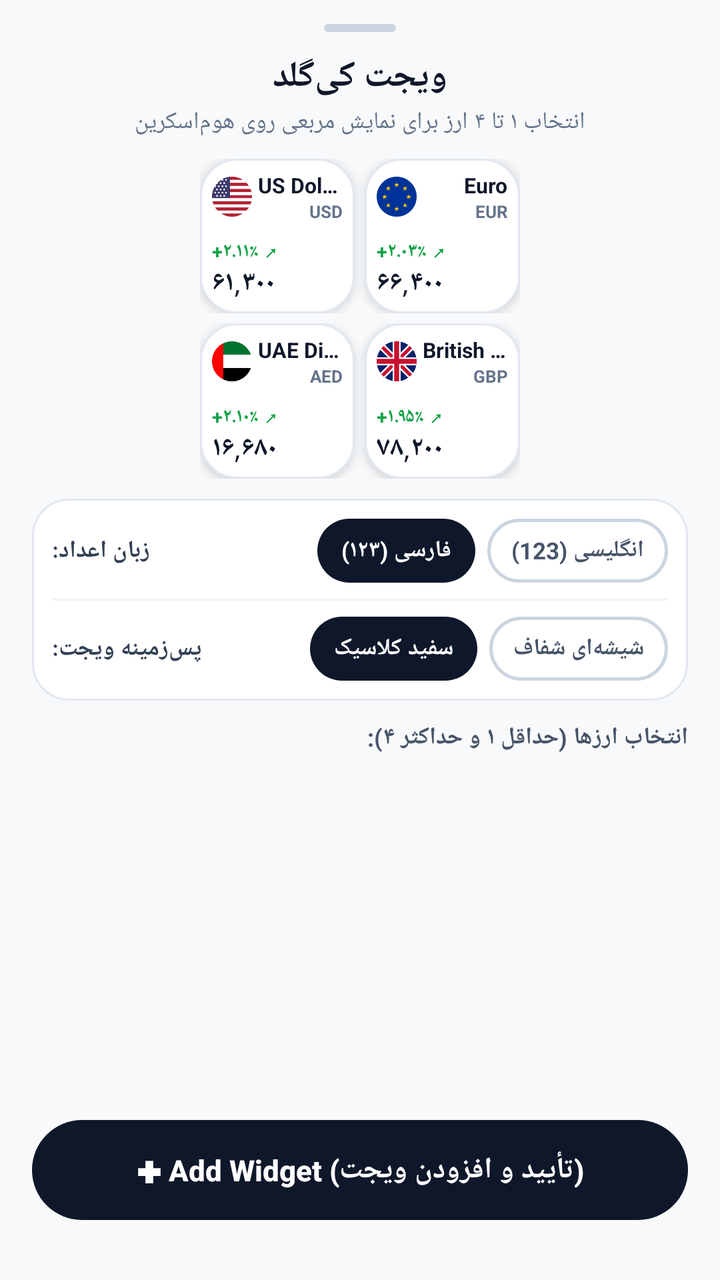
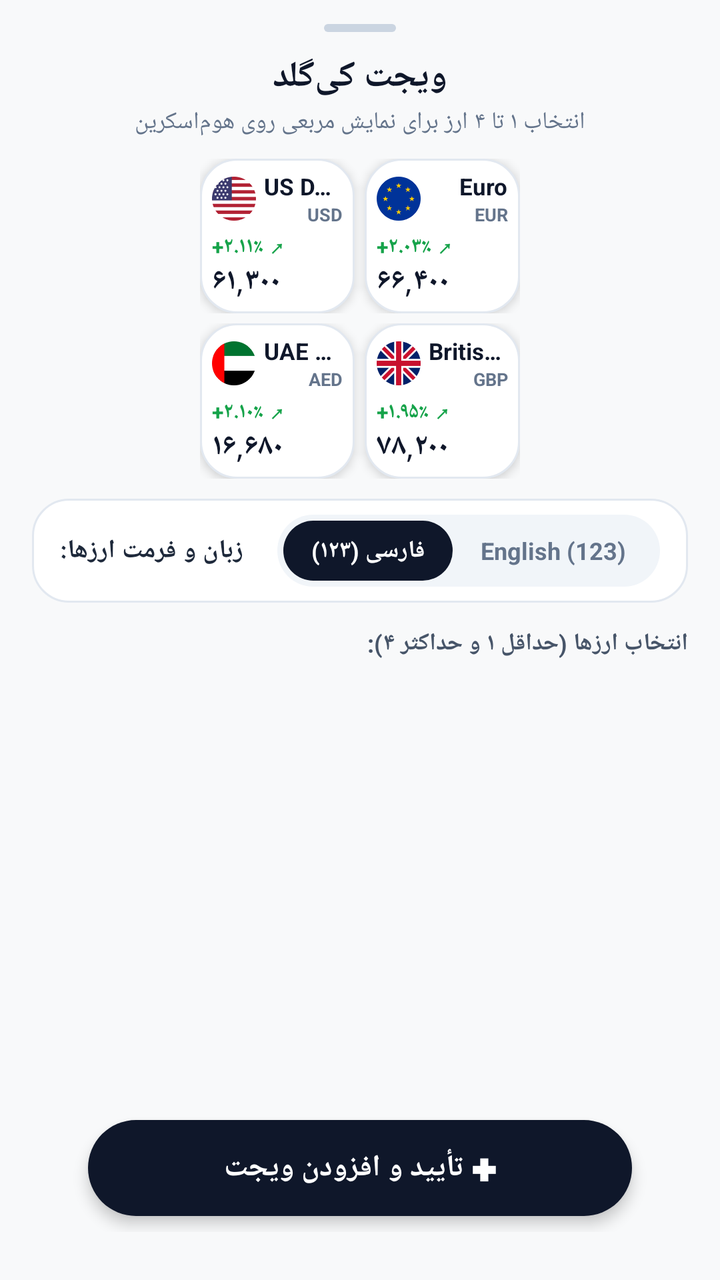

Screens rendered from an Android XML layout before and after an edit, with the pre-edit source and the edit as a unified diff.
<!-- AndroidManifest.xml: activity theme AppTheme -->
<!-- res/layout/activity_widget_configure.xml -->
<?xml version="1.0" encoding="utf-8"?>
<LinearLayout xmlns:android="http://schemas.android.com/apk/res/android"
    android:layout_width="match_parent"
    android:layout_height="match_parent"
    android:background="#F8F9FA"
    android:fitsSystemWindows="true"
    android:orientation="vertical"
    android:paddingStart="16dp"
    android:paddingEnd="16dp"
    android:paddingTop="12dp"
    android:paddingBottom="24dp">

    
    <LinearLayout
        android:layout_width="36dp"
        android:layout_height="4dp"
        android:layout_gravity="center_horizontal"
        android:layout_marginBottom="10dp"
        android:background="@drawable/widget_btn_black"
        android:backgroundTint="#CBD5E1" />

    
    <TextView
        android:layout_width="wrap_content"
        android:layout_height="wrap_content"
        android:layout_gravity="center_horizontal"
        android:text="ویجت کی‌گلد"
        android:textColor="#0F172A"
        android:textSize="18sp"
        android:textStyle="bold" />

    <TextView
        android:id="@+id/txt_subtitle"
        android:layout_width="wrap_content"
        android:layout_height="wrap_content"
        android:layout_gravity="center_horizontal"
        android:layout_marginTop="2dp"
        android:layout_marginBottom="10dp"
        android:text="انتخاب ۱ تا ۴ ارز برای نمایش مربعی روی هوم‌اسکرین"
        android:textColor="#64748B"
        android:textSize="12sp" />

    
    <LinearLayout
        android:layout_width="match_parent"
        android:layout_height="wrap_content"
        android:gravity="center"
        android:layout_marginBottom="10dp">

        
        <LinearLayout
            android:id="@+id/preview_single_container"
            android:layout_width="145dp"
            android:layout_height="145dp"
            android:background="@drawable/widget_bg_white"
            android:elevation="6dp"
            android:orientation="vertical"
            android:padding="12dp"
            android:visibility="gone">

            <LinearLayout
                android:layout_width="match_parent"
                android:layout_height="wrap_content"
                android:gravity="center_vertical"
                android:orientation="horizontal">

                <ImageView
                    android:id="@+id/preview_icon"
                    android:layout_width="30dp"
                    android:layout_height="30dp"
                    android:scaleType="fitCenter"
                    android:src="@drawable/widget_icon_usd" />

                <LinearLayout
                    android:layout_width="0dp"
                    android:layout_height="wrap_content"
                    android:layout_marginStart="8dp"
                    android:layout_weight="1"
                    android:gravity="end|right"
                    android:orientation="vertical">

                    <TextView
                        android:id="@+id/preview_name"
                        android:layout_width="wrap_content"
                        android:layout_height="wrap_content"
                        android:ellipsize="end"
                        android:maxLines="1"
                        android:text="US Dollar"
                        android:textColor="#1E293B"
                        android:textSize="12sp"
                        android:textStyle="bold" />

                    <TextView
                        android:id="@+id/preview_code"
                        android:layout_width="wrap_content"
                        android:layout_height="wrap_content"
                        android:layout_marginTop="1dp"
                        android:text="USD"
                        android:textColor="#94A3B8"
                        android:textSize="10sp"
                        android:textStyle="bold" />
                </LinearLayout>
            </LinearLayout>

            <LinearLayout
                android:layout_width="match_parent"
                android:layout_height="0dp"
                android:layout_weight="1"
                android:orientation="vertical" />

            <LinearLayout
                android:layout_width="match_parent"
                android:layout_height="wrap_content"
                android:gravity="bottom"
                android:orientation="vertical">

                <TextView
                    android:id="@+id/preview_change"
                    android:layout_width="wrap_content"
                    android:layout_height="wrap_content"
                    android:layout_marginBottom="2dp"
                    android:text="+۲.۱۱٪ ↗"
                    android:textColor="#16A34A"
                    android:textSize="11.5sp"
                    android:textStyle="bold" />

                <LinearLayout
                    android:layout_width="match_parent"
                    android:layout_height="wrap_content"
                    android:gravity="bottom"
                    android:orientation="horizontal">

                    <TextView
                        android:id="@+id/preview_price"
                        android:layout_width="wrap_content"
                        android:layout_height="wrap_content"
                        android:includeFontPadding="false"
                        android:text="۶۱,۳۰۰"
                        android:textColor="#0F172A"
                        android:textSize="20sp"
                        android:textStyle="bold" />

                    <TextView
                        android:layout_width="wrap_content"
                        android:layout_height="wrap_content"
                        android:layout_marginStart="4dp"
                        android:layout_marginBottom="2dp"
                        android:text="تومان"
                        android:textColor="#94A3B8"
                        android:textSize="10sp" />
                </LinearLayout>
            </LinearLayout>
        </LinearLayout>

        
        <LinearLayout
            android:id="@+id/preview_multi_container"
            android:layout_width="160dp"
            android:layout_height="160dp"
            android:orientation="vertical"
            android:visibility="visible">

            
            <LinearLayout
                android:id="@+id/preview_row_1"
                android:layout_width="match_parent"
                android:layout_height="0dp"
                android:layout_weight="1"
                android:layout_marginBottom="5dp"
                android:orientation="horizontal">

                
                <LinearLayout
                    android:id="@+id/prev_slot_1"
                    android:layout_width="0dp"
                    android:layout_height="match_parent"
                    android:layout_weight="1"
                    android:layout_marginEnd="5dp"
                    android:background="@drawable/widget_card_mini_bg"
                    android:elevation="3dp"
                    android:orientation="vertical"
                    android:padding="6dp">

                    <LinearLayout
                        android:layout_width="match_parent"
                        android:layout_height="wrap_content"
                        android:gravity="center_vertical"
                        android:orientation="horizontal">
                        <ImageView
                            android:id="@+id/prev_icon_1"
                            android:layout_width="20dp"
                            android:layout_height="20dp"
                            android:scaleType="fitCenter"
                            android:src="@drawable/widget_icon_usd" />
                        <LinearLayout
                            android:layout_width="0dp"
                            android:layout_height="wrap_content"
                            android:layout_marginStart="3dp"
                            android:layout_weight="1"
                            android:gravity="end|right"
                            android:orientation="vertical">
                            <TextView
                                android:id="@+id/prev_name_1"
                                android:layout_width="wrap_content"
                                android:layout_height="wrap_content"
                                android:ellipsize="end"
                                android:maxLines="1"
                                android:text="US Dollar"
                                android:textColor="#0F172A"
                                android:textSize="10.5sp"
                                android:textStyle="bold" />
                            <TextView
                                android:id="@+id/prev_code_1"
                                android:layout_width="wrap_content"
                                android:layout_height="wrap_content"
                                android:text="USD"
                                android:textColor="#64748B"
                                android:textSize="8.5sp"
                                android:textStyle="bold" />
                        </LinearLayout>
                    </LinearLayout>
                    <LinearLayout
                        android:layout_width="match_parent"
                        android:layout_height="0dp"
                        android:layout_weight="0.5" />
                    <TextView
                        android:id="@+id/prev_change_1"
                        android:layout_width="wrap_content"
                        android:layout_height="wrap_content"
                        android:text="+۲.۱۱٪ ↗"
                        android:textColor="#16A34A"
                        android:textSize="9.5sp"
                        android:textStyle="bold" />
                    <TextView
                        android:id="@+id/prev_price_1"
                        android:layout_width="wrap_content"
                        android:layout_height="wrap_content"
                        android:includeFontPadding="false"
                        android:text="۶۱,۳۰۰"
                        android:textColor="#0F172A"
                        android:textSize="13.5sp"
                        android:textStyle="bold" />
                </LinearLayout>

                
                <LinearLayout
                    android:id="@+id/prev_slot_2"
                    android:layout_width="0dp"
                    android:layout_height="match_parent"
                    android:layout_weight="1"
                    android:background="@drawable/widget_card_mini_bg"
                    android:elevation="3dp"
                    android:orientation="vertical"
                    android:padding="6dp">

                    <LinearLayout
                        android:layout_width="match_parent"
                        android:layout_height="wrap_content"
                        android:gravity="center_vertical"
                        android:orientation="horizontal">
                        <ImageView
                            android:id="@+id/prev_icon_2"
                            android:layout_width="20dp"
                            android:layout_height="20dp"
                            android:scaleType="fitCenter"
                            android:src="@drawable/widget_icon_eur" />
                        <LinearLayout
                            android:layout_width="0dp"
                            android:layout_height="wrap_content"
                            android:layout_marginStart="3dp"
                            android:layout_weight="1"
                            android:gravity="end|right"
                            android:orientation="vertical">
                            <TextView
                                android:id="@+id/prev_name_2"
                                android:layout_width="wrap_content"
                                android:layout_height="wrap_content"
                                android:ellipsize="end"
                                android:maxLines="1"
                                android:text="Euro"
                                android:textColor="#0F172A"
                                android:textSize="10.5sp"
                                android:textStyle="bold" />
                            <TextView
                                android:id="@+id/prev_code_2"
                                android:layout_width="wrap_content"
                                android:layout_height="wrap_content"
                                android:text="EUR"
                                android:textColor="#64748B"
                                android:textSize="8.5sp"
                                android:textStyle="bold" />
                        </LinearLayout>
                    </LinearLayout>
                    <LinearLayout
                        android:layout_width="match_parent"
                        android:layout_height="0dp"
                        android:layout_weight="0.5" />
                    <TextView
                        android:id="@+id/prev_change_2"
                        android:layout_width="wrap_content"
                        android:layout_height="wrap_content"
                        android:text="+۲.۰۳٪ ↗"
                        android:textColor="#16A34A"
                        android:textSize="9.5sp"
                        android:textStyle="bold" />
                    <TextView
                        android:id="@+id/prev_price_2"
                        android:layout_width="wrap_content"
                        android:layout_height="wrap_content"
                        android:includeFontPadding="false"
                        android:text="۶۶,۴۰۰"
                        android:textColor="#0F172A"
                        android:textSize="13.5sp"
                        android:textStyle="bold" />
                </LinearLayout>
            </LinearLayout>

            
            <LinearLayout
                android:id="@+id/preview_row_2"
                android:layout_width="match_parent"
                android:layout_height="0dp"
                android:layout_weight="1"
                android:orientation="horizontal">

                
                <LinearLayout
                    android:id="@+id/prev_slot_3"
                    android:layout_width="0dp"
                    android:layout_height="match_parent"
                    android:layout_weight="1"
                    android:layout_marginEnd="5dp"
                    android:background="@drawable/widget_card_mini_bg"
                    android:elevation="3dp"
                    android:orientation="vertical"
                    android:padding="6dp">

                    <LinearLayout
                        android:layout_width="match_parent"
                        android:layout_height="wrap_content"
                        android:gravity="center_vertical"
                        android:orientation="horizontal">
                        <ImageView
                            android:id="@+id/prev_icon_3"
                            android:layout_width="20dp"
                            android:layout_height="20dp"
                            android:scaleType="fitCenter"
                            android:src="@drawable/widget_icon_aed" />
                        <LinearLayout
                            android:layout_width="0dp"
                            android:layout_height="wrap_content"
                            android:layout_marginStart="3dp"
                            android:layout_weight="1"
                            android:gravity="end|right"
                            android:orientation="vertical">
                            <TextView
                                android:id="@+id/prev_name_3"
                                android:layout_width="wrap_content"
                                android:layout_height="wrap_content"
                                android:ellipsize="end"
                                android:maxLines="1"
                                android:text="UAE Dirham"
                                android:textColor="#0F172A"
                                android:textSize="10.5sp"
                                android:textStyle="bold" />
                            <TextView
                                android:id="@+id/prev_code_3"
                                android:layout_width="wrap_content"
                                android:layout_height="wrap_content"
                                android:text="AED"
                                android:textColor="#64748B"
                                android:textSize="8.5sp"
                                android:textStyle="bold" />
                        </LinearLayout>
                    </LinearLayout>
                    <LinearLayout
                        android:layout_width="match_parent"
                        android:layout_height="0dp"
                        android:layout_weight="0.5" />
                    <TextView
                        android:id="@+id/prev_change_3"
                        android:layout_width="wrap_content"
                        android:layout_height="wrap_content"
                        android:text="+۲.۱۰٪ ↗"
                        android:textColor="#16A34A"
                        android:textSize="9.5sp"
                        android:textStyle="bold" />
                    <TextView
                        android:id="@+id/prev_price_3"
                        android:layout_width="wrap_content"
                        android:layout_height="wrap_content"
                        android:includeFontPadding="false"
                        android:text="۱۶,۶۸۰"
                        android:textColor="#0F172A"
                        android:textSize="13.5sp"
                        android:textStyle="bold" />
                </LinearLayout>

                
                <LinearLayout
                    android:id="@+id/prev_slot_4"
                    android:layout_width="0dp"
                    android:layout_height="match_parent"
                    android:layout_weight="1"
                    android:background="@drawable/widget_card_mini_bg"
                    android:elevation="3dp"
                    android:orientation="vertical"
                    android:padding="6dp">

                    <LinearLayout
                        android:layout_width="match_parent"
                        android:layout_height="wrap_content"
                        android:gravity="center_vertical"
                        android:orientation="horizontal">
                        <ImageView
                            android:id="@+id/prev_icon_4"
                            android:layout_width="20dp"
                            android:layout_height="20dp"
                            android:scaleType="fitCenter"
                            android:src="@drawable/widget_icon_gbp" />
                        <LinearLayout
                            android:layout_width="0dp"
                            android:layout_height="wrap_content"
                            android:layout_marginStart="3dp"
                            android:layout_weight="1"
                            android:gravity="end|right"
                            android:orientation="vertical">
                            <TextView
                                android:id="@+id/prev_name_4"
                                android:layout_width="wrap_content"
                                android:layout_height="wrap_content"
                                android:ellipsize="end"
                                android:maxLines="1"
                                android:text="British Pound"
                                android:textColor="#0F172A"
                                android:textSize="10.5sp"
                                android:textStyle="bold" />
                            <TextView
                                android:id="@+id/prev_code_4"
                                android:layout_width="wrap_content"
                                android:layout_height="wrap_content"
                                android:text="GBP"
                                android:textColor="#64748B"
                                android:textSize="8.5sp"
                                android:textStyle="bold" />
                        </LinearLayout>
                    </LinearLayout>
                    <LinearLayout
                        android:layout_width="match_parent"
                        android:layout_height="0dp"
                        android:layout_weight="0.5" />
                    <TextView
                        android:id="@+id/prev_change_4"
                        android:layout_width="wrap_content"
                        android:layout_height="wrap_content"
                        android:text="+۱.۹۵٪ ↗"
                        android:textColor="#16A34A"
                        android:textSize="9.5sp"
                        android:textStyle="bold" />
                    <TextView
                        android:id="@+id/prev_price_4"
                        android:layout_width="wrap_content"
                        android:layout_height="wrap_content"
                        android:includeFontPadding="false"
                        android:text="۷۸,۲۰۰"
                        android:textColor="#0F172A"
                        android:textSize="13.5sp"
                        android:textStyle="bold" />
                </LinearLayout>
            </LinearLayout>
        </LinearLayout>
    </LinearLayout>

    
    <LinearLayout
        android:layout_width="match_parent"
        android:layout_height="wrap_content"
        android:layout_marginBottom="10dp"
        android:background="@drawable/widget_card_mini_bg"
        android:orientation="vertical"
        android:padding="10dp">

        
        <LinearLayout
            android:layout_width="match_parent"
            android:layout_height="wrap_content"
            android:gravity="center_vertical"
            android:orientation="horizontal">

            <TextView
                android:layout_width="0dp"
                android:layout_height="wrap_content"
                android:layout_weight="1"
                android:gravity="right|end"
                android:text="زبان اعداد:"
                android:textColor="#334155"
                android:textSize="12sp"
                android:textStyle="bold" />

            <TextView
                android:id="@+id/btn_digits_fa"
                android:layout_width="wrap_content"
                android:layout_height="32dp"
                android:background="@drawable/widget_pill_active"
                android:gravity="center"
                android:paddingStart="12dp"
                android:paddingEnd="12dp"
                android:text="فارسی (۱۲۳)"
                android:textColor="#FFFFFF"
                android:textSize="11.5sp"
                android:textStyle="bold" />

            <TextView
                android:id="@+id/btn_digits_en"
                android:layout_width="wrap_content"
                android:layout_height="32dp"
                android:layout_marginStart="6dp"
                android:background="@drawable/widget_pill_inactive"
                android:gravity="center"
                android:paddingStart="12dp"
                android:paddingEnd="12dp"
                android:text="انگلیسی (123)"
                android:textColor="#475569"
                android:textSize="11.5sp"
                android:textStyle="bold" />
        </LinearLayout>

        
        <View
            android:layout_width="match_parent"
            android:layout_height="1dp"
            android:layout_marginTop="8dp"
            android:layout_marginBottom="8dp"
            android:background="#F1F5F9" />

        
        <LinearLayout
            android:layout_width="match_parent"
            android:layout_height="wrap_content"
            android:gravity="center_vertical"
            android:orientation="horizontal">

            <TextView
                android:layout_width="0dp"
                android:layout_height="wrap_content"
                android:layout_weight="1"
                android:gravity="right|end"
                android:text="پس‌زمینه ویجت:"
                android:textColor="#334155"
                android:textSize="12sp"
                android:textStyle="bold" />

            <TextView
                android:id="@+id/btn_theme_white"
                android:layout_width="wrap_content"
                android:layout_height="32dp"
                android:background="@drawable/widget_pill_active"
                android:gravity="center"
                android:paddingStart="12dp"
                android:paddingEnd="12dp"
                android:text="سفید کلاسیک"
                android:textColor="#FFFFFF"
                android:textSize="11.5sp"
                android:textStyle="bold" />

            <TextView
                android:id="@+id/btn_theme_transparent"
                android:layout_width="wrap_content"
                android:layout_height="32dp"
                android:layout_marginStart="6dp"
                android:background="@drawable/widget_pill_inactive"
                android:gravity="center"
                android:paddingStart="12dp"
                android:paddingEnd="12dp"
                android:text="شیشه‌ای شفاف"
                android:textColor="#475569"
                android:textSize="11.5sp"
                android:textStyle="bold" />
        </LinearLayout>
    </LinearLayout>

    
    <TextView
        android:id="@+id/txt_selection_counter"
        android:layout_width="match_parent"
        android:layout_height="wrap_content"
        android:layout_marginBottom="6dp"
        android:text="انتخاب ارزها (حداقل ۱ و حداکثر ۴):"
        android:textColor="#475569"
        android:textSize="12sp"
        android:textStyle="bold" />

    
    <GridView
        android:id="@+id/assets_grid"
        android:layout_width="match_parent"
        android:layout_height="0dp"
        android:layout_weight="1"
        android:numColumns="3"
        android:horizontalSpacing="6dp"
        android:verticalSpacing="6dp"
        android:stretchMode="columnWidth"
        android:gravity="center"
        android:listSelector="@android:color/transparent" />

    
    <Button
        android:id="@+id/btn_add_widget"
        android:layout_width="match_parent"
        android:layout_height="50dp"
        android:layout_marginTop="10dp"
        android:layout_marginBottom="6dp"
        android:background="@drawable/widget_btn_black"
        android:stateListAnimator="@null"
        android:text="✚ Add Widget (تأیید و افزودن ویجت)"
        android:textAllCaps="false"
        android:textColor="#FFFFFF"
        android:textSize="14.5sp"
        android:textStyle="bold" />

</LinearLayout>
<!-- resources referenced by this layout -->
<resources>
  <!-- drawable widget_bg_white (drawable) -->
  <?xml version="1.0" encoding="utf-8"?>
  <shape xmlns:android="http://schemas.android.com/apk/res/android"
      android:shape="rectangle">
      <solid android:color="#FFFFFF" />
      <corners android:radius="24dp" />
      <stroke
          android:width="1dp"
          android:color="#E2E8F0" />
  </shape>
  <!-- drawable widget_btn_black (drawable) -->
  <?xml version="1.0" encoding="utf-8"?>
  <shape xmlns:android="http://schemas.android.com/apk/res/android"
      android:shape="rectangle">
      <solid android:color="#0F172A" />
      <corners android:radius="28dp" />
  </shape>
  <!-- drawable widget_card_mini_bg (drawable) -->
  <?xml version="1.0" encoding="utf-8"?>
  <shape xmlns:android="http://schemas.android.com/apk/res/android"
      android:shape="rectangle">
      <solid android:color="#FFFFFF" />
      <corners android:radius="18dp" />
      <stroke
          android:width="1dp"
          android:color="#E2E8F0" />
  </shape>
  <!-- drawable widget_icon_aed: png bitmap (drawable, 2659 bytes) -->
  <!-- drawable widget_icon_eur: png bitmap (drawable, 4802 bytes) -->
  <!-- drawable widget_icon_gbp: png bitmap (drawable, 3792 bytes) -->
  <!-- drawable widget_icon_usd: png bitmap (drawable, 3740 bytes) -->
  <!-- drawable widget_pill_active (drawable) -->
  <?xml version="1.0" encoding="utf-8"?>
  <shape xmlns:android="http://schemas.android.com/apk/res/android"
      android:shape="rectangle">
      <solid android:color="#0F172A" />
      <corners android:radius="18dp" />
  </shape>
  <!-- drawable widget_pill_inactive (drawable) -->
  <?xml version="1.0" encoding="utf-8"?>
  <shape xmlns:android="http://schemas.android.com/apk/res/android"
      android:shape="rectangle">
      <solid android:color="#FFFFFF" />
      <stroke
          android:width="1.5dp"
          android:color="#CBD5E1" />
      <corners android:radius="18dp" />
  </shape>
  <style name="AppTheme" parent="Theme.AppCompat.Light.DarkActionBar">
          
          <item name="colorPrimary">@color/colorPrimary</item>
          <item name="colorPrimaryDark">@color/colorPrimaryDark</item>
          <item name="colorAccent">@color/colorAccent</item>
      </style>
</resources>

<!-- the commit's change to res/layout/activity_widget_configure.xml (unified diff, before → after) -->
@@ -188,14 +188,14 @@
                         android:orientation="horizontal">
                         <ImageView
                             android:id="@+id/prev_icon_1"
-                            android:layout_width="20dp"
-                            android:layout_height="20dp"
+                            android:layout_width="22dp"
+                            android:layout_height="22dp"
                             android:scaleType="fitCenter"
                             android:src="@drawable/widget_icon_usd" />
                         <LinearLayout
                             android:layout_width="0dp"
                             android:layout_height="wrap_content"
-                            android:layout_marginStart="3dp"
+                            android:layout_marginStart="4dp"
                             android:layout_weight="1"
                             android:gravity="end|right"
                             android:orientation="vertical">
@@ -207,7 +207,7 @@
                                 android:maxLines="1"
                                 android:text="US Dollar"
                                 android:textColor="#0F172A"
-                                android:textSize="10.5sp"
+                                android:textSize="11.5sp"
                                 android:textStyle="bold" />
                             <TextView
                                 android:id="@+id/prev_code_1"
@@ -215,7 +215,7 @@
                                 android:layout_height="wrap_content"
                                 android:text="USD"
                                 android:textColor="#64748B"
-                                android:textSize="8.5sp"
+                                android:textSize="9sp"
                                 android:textStyle="bold" />
                         </LinearLayout>
                     </LinearLayout>
@@ -229,7 +229,7 @@
                         android:layout_height="wrap_content"
                         android:text="+۲.۱۱٪ ↗"
                         android:textColor="#16A34A"
-                        android:textSize="9.5sp"
+                        android:textSize="10.5sp"
                         android:textStyle="bold" />
                     <TextView
                         android:id="@+id/prev_price_1"
@@ -238,7 +238,7 @@
                         android:includeFontPadding="false"
                         android:text="۶۱,۳۰۰"
                         android:textColor="#0F172A"
-                        android:textSize="13.5sp"
+                        android:textSize="15sp"
                         android:textStyle="bold" />
                 </LinearLayout>
 
@@ -260,14 +260,14 @@
                         android:orientation="horizontal">
                         <ImageView
                             android:id="@+id/prev_icon_2"
-                            android:layout_width="20dp"
-                            android:layout_height="20dp"
+                            android:layout_width="22dp"
+                            android:layout_height="22dp"
                             android:scaleType="fitCenter"
                             android:src="@drawable/widget_icon_eur" />
                         <LinearLayout
                             android:layout_width="0dp"
                             android:layout_height="wrap_content"
-                            android:layout_marginStart="3dp"
+                            android:layout_marginStart="4dp"
                             android:layout_weight="1"
                             android:gravity="end|right"
                             android:orientation="vertical">
@@ -279,7 +279,7 @@
                                 android:maxLines="1"
                                 android:text="Euro"
                                 android:textColor="#0F172A"
-                                android:textSize="10.5sp"
+                                android:textSize="11.5sp"
                                 android:textStyle="bold" />
                             <TextView
                                 android:id="@+id/prev_code_2"
@@ -287,7 +287,7 @@
                                 android:layout_height="wrap_content"
                                 android:text="EUR"
                                 android:textColor="#64748B"
-                                android:textSize="8.5sp"
+                                android:textSize="9sp"
                                 android:textStyle="bold" />
                         </LinearLayout>
                     </LinearLayout>
@@ -301,7 +301,7 @@
                         android:layout_height="wrap_content"
                         android:text="+۲.۰۳٪ ↗"
                         android:textColor="#16A34A"
-                        android:textSize="9.5sp"
+                        android:textSize="10.5sp"
                         android:textStyle="bold" />
                     <TextView
                         android:id="@+id/prev_price_2"
@@ -310,7 +310,7 @@
                         android:includeFontPadding="false"
                         android:text="۶۶,۴۰۰"
                         android:textColor="#0F172A"
-                        android:textSize="13.5sp"
+                        android:textSize="15sp"
                         android:textStyle="bold" />
                 </LinearLayout>
             </LinearLayout>
@@ -342,14 +342,14 @@
                         android:orientation="horizontal">
                         <ImageView
                             android:id="@+id/prev_icon_3"
-                            android:layout_width="20dp"
-                            android:layout_height="20dp"
+                            android:layout_width="22dp"
+                            android:layout_height="22dp"
                             android:scaleType="fitCenter"
                             android:src="@drawable/widget_icon_aed" />
                         <LinearLayout
                             android:layout_width="0dp"
                             android:layout_height="wrap_content"
-                            android:layout_marginStart="3dp"
+                            android:layout_marginStart="4dp"
                             android:layout_weight="1"
                             android:gravity="end|right"
                             android:orientation="vertical">
@@ -361,7 +361,7 @@
                                 android:maxLines="1"
                                 android:text="UAE Dirham"
                                 android:textColor="#0F172A"
-                                android:textSize="10.5sp"
+                                android:textSize="11.5sp"
                                 android:textStyle="bold" />
                             <TextView
                                 android:id="@+id/prev_code_3"
@@ -369,7 +369,7 @@
                                 android:layout_height="wrap_content"
                                 android:text="AED"
                                 android:textColor="#64748B"
-                                android:textSize="8.5sp"
+                                android:textSize="9sp"
                                 android:textStyle="bold" />
                         </LinearLayout>
                     </LinearLayout>
@@ -383,7 +383,7 @@
                         android:layout_height="wrap_content"
                         android:text="+۲.۱۰٪ ↗"
                         android:textColor="#16A34A"
-                        android:textSize="9.5sp"
+                        android:textSize="10.5sp"
                         android:textStyle="bold" />
                     <TextView
                         android:id="@+id/prev_price_3"
@@ -392,7 +392,7 @@
                         android:includeFontPadding="false"
                         android:text="۱۶,۶۸۰"
                         android:textColor="#0F172A"
-                        android:textSize="13.5sp"
+                        android:textSize="15sp"
                         android:textStyle="bold" />
                 </LinearLayout>
 
@@ -414,14 +414,14 @@
                         android:orientation="horizontal">
                         <ImageView
                             android:id="@+id/prev_icon_4"
-                            android:layout_width="20dp"
-                            android:layout_height="20dp"
+                            android:layout_width="22dp"
+                            android:layout_height="22dp"
                             android:scaleType="fitCenter"
                             android:src="@drawable/widget_icon_gbp" />
                         <LinearLayout
                             android:layout_width="0dp"
                             android:layout_height="wrap_content"
-                            android:layout_marginStart="3dp"
+                            android:layout_marginStart="4dp"
                             android:layout_weight="1"
                             android:gravity="end|right"
                             android:orientation="vertical">
@@ -433,7 +433,7 @@
                                 android:maxLines="1"
                                 android:text="British Pound"
                                 android:textColor="#0F172A"
-                                android:textSize="10.5sp"
+                                android:textSize="11.5sp"
                                 android:textStyle="bold" />
                             <TextView
                                 android:id="@+id/prev_code_4"
@@ -441,7 +441,7 @@
                                 android:layout_height="wrap_content"
                                 android:text="GBP"
                                 android:textColor="#64748B"
-                                android:textSize="8.5sp"
+                                android:textSize="9sp"
                                 android:textStyle="bold" />
                         </LinearLayout>
                     </LinearLayout>
@@ -455,7 +455,7 @@
                         android:layout_height="wrap_content"
                         android:text="+۱.۹۵٪ ↗"
                         android:textColor="#16A34A"
-                        android:textSize="9.5sp"
+                        android:textSize="10.5sp"
                         android:textStyle="bold" />
                     <TextView
                         android:id="@+id/prev_price_4"
@@ -464,7 +464,7 @@
                         android:includeFontPadding="false"
                         android:text="۷۸,۲۰۰"
                         android:textColor="#0F172A"
-                        android:textSize="13.5sp"
+                        android:textSize="15sp"
                         android:textStyle="bold" />
                 </LinearLayout>
             </LinearLayout>
@@ -475,106 +475,58 @@
     <LinearLayout
         android:layout_width="match_parent"
         android:layout_height="wrap_content"
-        android:layout_marginBottom="10dp"
+        android:layout_marginBottom="12dp"
         android:background="@drawable/widget_card_mini_bg"
-        android:orientation="vertical"
-        android:padding="10dp">
+        android:gravity="center_vertical"
+        android:orientation="horizontal"
+        android:paddingStart="14dp"
+        android:paddingEnd="14dp"
+        android:paddingTop="8dp"
+        android:paddingBottom="8dp">
+
+        <TextView
+            android:layout_width="0dp"
+            android:layout_height="wrap_content"
+            android:layout_weight="1"
+            android:gravity="right|end"
+            android:text="زبان و فرمت ارزها:"
+            android:textColor="#1E293B"
+            android:textSize="13sp"
+            android:textStyle="bold" />
 
         
         <LinearLayout
-            android:layout_width="match_parent"
-            android:layout_height="wrap_content"
-            android:gravity="center_vertical"
-            android:orientation="horizontal">
-
-            <TextView
-                android:layout_width="0dp"
-                android:layout_height="wrap_content"
-                android:layout_weight="1"
-                android:gravity="right|end"
-                android:text="زبان اعداد:"
-                android:textColor="#334155"
-                android:textSize="12sp"
-                android:textStyle="bold" />
+            android:layout_width="wrap_content"
+            android:layout_height="36dp"
+            android:background="@drawable/widget_segmented_bg"
+            android:gravity="center"
+            android:orientation="horizontal"
+            android:padding="3dp">
 
             <TextView
                 android:id="@+id/btn_digits_fa"
                 android:layout_width="wrap_content"
-                android:layout_height="32dp"
+                android:layout_height="match_parent"
                 android:background="@drawable/widget_pill_active"
                 android:gravity="center"
-                android:paddingStart="12dp"
-                android:paddingEnd="12dp"
+                android:paddingStart="14dp"
+                android:paddingEnd="14dp"
                 android:text="فارسی (۱۲۳)"
                 android:textColor="#FFFFFF"
-                android:textSize="11.5sp"
+                android:textSize="12sp"
                 android:textStyle="bold" />
 
             <TextView
                 android:id="@+id/btn_digits_en"
                 android:layout_width="wrap_content"
-                android:layout_height="32dp"
-                android:layout_marginStart="6dp"
-                android:background="@drawable/widget_pill_inactive"
+                android:layout_height="match_parent"
+                android:background="@android:color/transparent"
                 android:gravity="center"
-                android:paddingStart="12dp"
-                android:paddingEnd="12dp"
-                android:text="انگلیسی (123)"
-                android:textColor="#475569"
-                android:textSize="11.5sp"
-                android:textStyle="bold" />
-        </LinearLayout>
-
-        
-        <View
-            android:layout_width="match_parent"
-            android:layout_height="1dp"
-            android:layout_marginTop="8dp"
-            android:layout_marginBottom="8dp"
-            android:background="#F1F5F9" />
-
-        
-        <LinearLayout
-            android:layout_width="match_parent"
-            android:layout_height="wrap_content"
-            android:gravity="center_vertical"
-            android:orientation="horizontal">
-
-            <TextView
-                android:layout_width="0dp"
-                android:layout_height="wrap_content"
-                android:layout_weight="1"
-                android:gravity="right|end"
-                android:text="پس‌زمینه ویجت:"
-                android:textColor="#334155"
+                android:paddingStart="14dp"
+                android:paddingEnd="14dp"
+                android:text="English (123)"
+                android:textColor="#64748B"
                 android:textSize="12sp"
-                android:textStyle="bold" />
-
-            <TextView
-                android:id="@+id/btn_theme_white"
-                android:layout_width="wrap_content"
-                android:layout_height="32dp"
-                android:background="@drawable/widget_pill_active"
-                android:gravity="center"
-                android:paddingStart="12dp"
-                android:paddingEnd="12dp"
-                android:text="سفید کلاسیک"
-                android:textColor="#FFFFFF"
-                android:textSize="11.5sp"
-                android:textStyle="bold" />
-
-            <TextView
-                android:id="@+id/btn_theme_transparent"
-                android:layout_width="wrap_content"
-                android:layout_height="32dp"
-                android:layout_marginStart="6dp"
-                android:background="@drawable/widget_pill_inactive"
-                android:gravity="center"
-                android:paddingStart="12dp"
-                android:paddingEnd="12dp"
-                android:text="شیشه‌ای شفاف"
-                android:textColor="#475569"
-                android:textSize="11.5sp"
                 android:textStyle="bold" />
         </LinearLayout>
     </LinearLayout>
@@ -607,15 +559,18 @@
     <Button
         android:id="@+id/btn_add_widget"
         android:layout_width="match_parent"
-        android:layout_height="50dp"
-        android:layout_marginTop="10dp"
-        android:layout_marginBottom="6dp"
+        android:layout_height="48dp"
+        android:layout_marginStart="28dp"
+        android:layout_marginEnd="28dp"
+        android:layout_marginTop="12dp"
+        android:layout_marginBottom="8dp"
         android:background="@drawable/widget_btn_black"
+        android:elevation="4dp"
         android:stateListAnimator="@null"
-        android:text="✚ Add Widget (تأیید و افزودن ویجت)"
+        android:text="✚ تأیید و افزودن ویجت"
         android:textAllCaps="false"
         android:textColor="#FFFFFF"
-        android:textSize="14.5sp"
+        android:textSize="15sp"
         android:textStyle="bold" />
 
 </LinearLayout>
<!-- resource entries referenced after the edit -->
@@ -38,14 +38,11 @@
       <solid android:color="#0F172A" />
       <corners android:radius="18dp" />
   </shape>
-  <!-- drawable widget_pill_inactive (drawable) -->
+  <!-- drawable widget_segmented_bg (drawable) -->
   <?xml version="1.0" encoding="utf-8"?>
   <shape xmlns:android="http://schemas.android.com/apk/res/android"
       android:shape="rectangle">
-      <solid android:color="#FFFFFF" />
-      <stroke
-          android:width="1.5dp"
-          android:color="#CBD5E1" />
+      <solid android:color="#F1F5F9" />
       <corners android:radius="18dp" />
   </shape>
   <style name="AppTheme" parent="Theme.AppCompat.Light.DarkActionBar">
